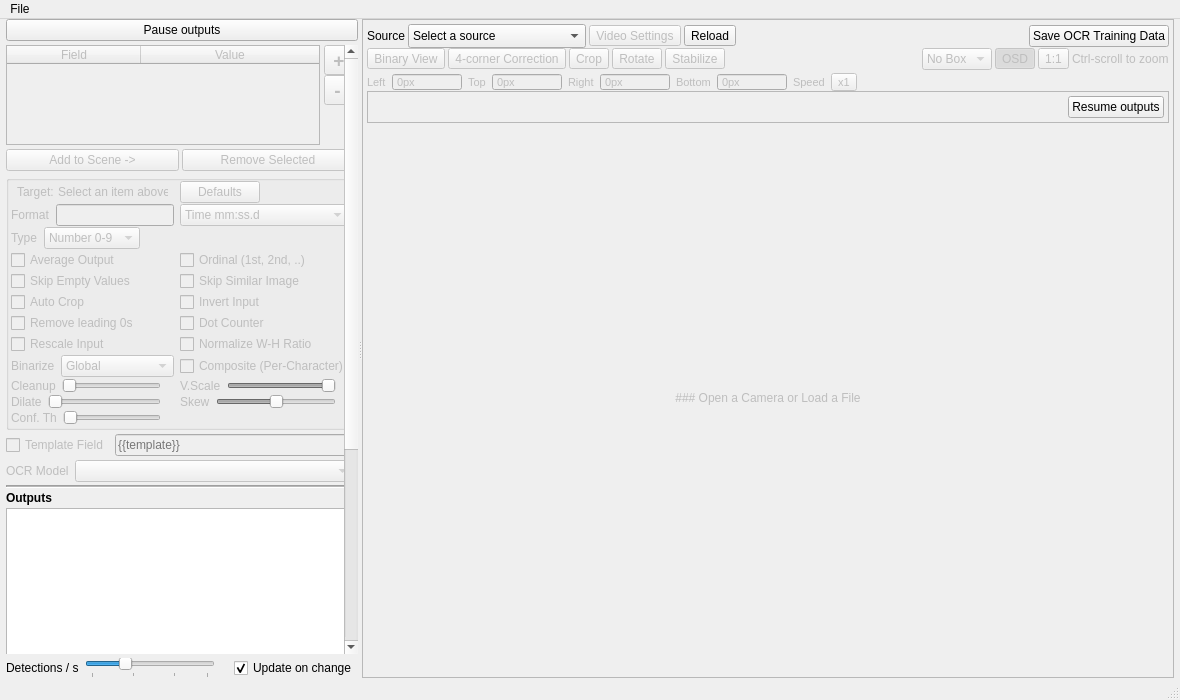
Above: src/mainwindow.ui from ThomasMcCrossin/scoresight before the change. Below: the same form after it.
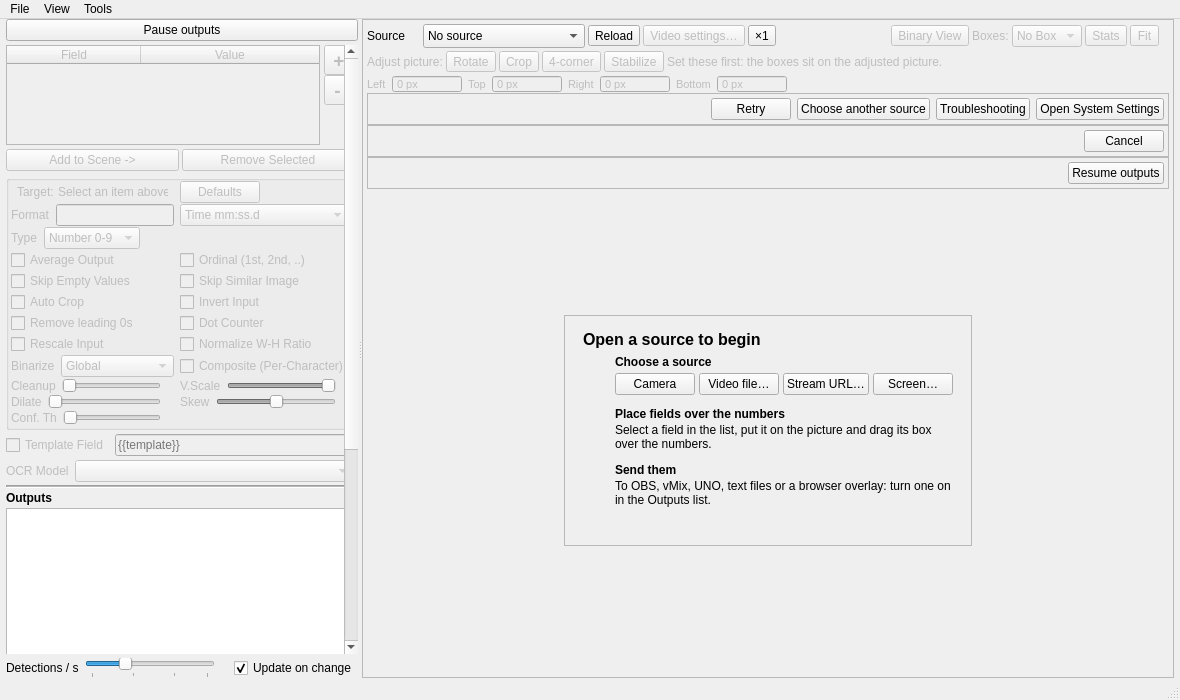
That is the form after the change.

Commit message: Viewer: the open source, its health and errors, a guarded 4-corner

```diff
--- a/src/mainwindow.ui
+++ b/src/mainwindow.ui
@@ -2326,10 +2326,16 @@
            <number>0</number>
           </property>
           <property name="bottomMargin">
-           <number>0</number>
+           <number>3</number>
           </property>
           <item>
            <widget class="QWidget" name="widget_3" native="true">
+            <property name="sizePolicy">
+             <sizepolicy hsizetype="Expanding" vsizetype="Preferred">
+              <horstretch>0</horstretch>
+              <verstretch>0</verstretch>
+             </sizepolicy>
+            </property>
             <layout class="QHBoxLayout" name="horizontalLayout_3">
              <property name="spacing">
               <number>3</number>
@@ -2357,6 +2363,22 @@
                <property name="text">
                 <string>Source</string>
                </property>
+               <property name="buddy">
+                <cstring>comboBox_camera_source</cstring>
+               </property>
+              </widget>
+             </item>
+             <item>
+              <widget class="QLabel" name="label_sourceHealth">
+               <property name="minimumSize">
+                <size>
+                 <width>12</width>
+                 <height>12</height>
+                </size>
+               </property>
+               <property name="alignment">
+                <set>Qt::AlignCenter</set>
+               </property>
               </widget>
              </item>
              <item>
@@ -2373,15 +2395,21 @@
                  <verstretch>0</verstretch>
                 </sizepolicy>
                </property>
+               <property name="maximumSize">
+                <size>
+                 <width>340</width>
+                 <height>16777215</height>
+                </size>
+               </property>
                <property name="sizeAdjustPolicy">
                 <enum>QComboBox::AdjustToMinimumContentsLengthWithIcon</enum>
                </property>
                <property name="minimumContentsLength">
-                <number>16</number>
+                <number>14</number>
                </property>
                <item>
                 <property name="text">
-                 <string>Select a source</string>
+                 <string>No source</string>
                 </property>
                </item>
                <item>
@@ -2401,6 +2429,22 @@
                </item>
               </widget>
              </item>
+             <item>
+              <widget class="QToolButton" name="pushButton_refresh_sources">
+               <property name="toolTip">
+                <string>Reload sources: look for cameras, capture cards and NDI sources again</string>
+               </property>
+               <property name="accessibleName">
+                <string>Reload sources</string>
+               </property>
+               <property name="text">
+                <string>Reload</string>
+               </property>
+               <property name="toolButtonStyle">
+                <enum>Qt::ToolButtonIconOnly</enum>
+               </property>
+              </widget>
+             </item>
              <item>
               <widget class="QToolButton" name="toolButton_videoSettings">
                <property name="toolTip">
@@ -2410,17 +2454,20 @@
                 <bool>false</bool>
                </property>
                <property name="text">
-                <string>Video Settings</string>
+                <string>Video settings…</string>
+               </property>
+               <property name="toolButtonStyle">
+                <enum>Qt::ToolButtonIconOnly</enum>
                </property>
               </widget>
              </item>
              <item>
-              <widget class="QToolButton" name="pushButton_refresh_sources">
+              <widget class="QToolButton" name="toolButton_speed">
                <property name="toolTip">
                 <string>Refresh Sources</string>
                </property>
                <property name="text">
-                <string>Reload</string>
+                <string notr="true">×1</string>
                </property>
               </widget>
              </item>
@@ -2434,23 +2481,120 @@
             </property>
             <property name="sizeHint" stdset="0">
              <size>
-              <width>40</width>
+              <width>12</width>
               <height>20</height>
              </size>
             </property>
            </spacer>
           </item>
           <item>
-           <widget class="QPushButton" name="pushButton_saveOCRTrainingData">
-            <property name="toolTip">
-             <string>Save the box images and readings for training an OCR model (see File &gt; OCR Training Data Setup)</string>
+           <widget class="QWidget" name="widget_viewOptions" native="true">
+            <property name="enabled">
+             <bool>false</bool>
             </property>
-            <property name="text">
-             <string>Save OCR Training Data</string>
-            </property>
-            <property name="checkable">
-             <bool>true</bool>
-            </property>
+            <layout class="QHBoxLayout" name="horizontalLayout_viewOptions">
+             <property name="spacing">
+              <number>3</number>
+             </property>
+             <property name="leftMargin">
+              <number>0</number>
+             </property>
+             <property name="topMargin">
+              <number>0</number>
+             </property>
+             <property name="rightMargin">
+              <number>0</number>
+             </property>
+             <property name="bottomMargin">
+              <number>0</number>
+             </property>
+             <item>
+              <widget class="QToolButton" name="pushButton_binary">
+               <property name="toolTip">
+                <string>Show what the OCR reads: the black-and-white image of every box</string>
+               </property>
+               <property name="text">
+                <string>Binary View</string>
+               </property>
+               <property name="checkable">
+                <bool>true</bool>
+               </property>
+              </widget>
+             </item>
+             <item>
+              <widget class="QLabel" name="label_boxDisplayStyle">
+               <property name="text">
+                <string>Boxes:</string>
+               </property>
+               <property name="buddy">
+                <cstring>comboBox_boxDisplayStyle</cstring>
+               </property>
+              </widget>
+             </item>
+             <item>
+              <widget class="QComboBox" name="comboBox_boxDisplayStyle">
+               <property name="accessibleName">
+                <string>Box display style</string>
+               </property>
+               <property name="toolTip">
+                <string>What the viewer draws for each box: nothing, the outline, the outline with its name and reading, or also the area the OCR reads and each character it found</string>
+               </property>
+               <item>
+                <property name="text">
+                 <string>No Box</string>
+                </property>
+               </item>
+               <item>
+                <property name="text">
+                 <string>Outline</string>
+                </property>
+               </item>
+               <item>
+                <property name="text">
+                 <string>Names</string>
+                </property>
+               </item>
+               <item>
+                <property name="text">
+                 <string>All</string>
+                </property>
+               </item>
+              </widget>
+             </item>
+             <item>
+              <widget class="QToolButton" name="toolButton_osd">
+               <property name="toolTip">
+                <string>Statistics overlay: frames, readings and previews per second and the resolution, over the picture</string>
+               </property>
+               <property name="text">
+                <string>Stats</string>
+               </property>
+               <property name="checkable">
+                <bool>true</bool>
+               </property>
+              </widget>
+             </item>
+             <item>
+              <widget class="QToolButton" name="toolButton_zoomReset">
+               <property name="toolTip">
+                <string>Fit the whole picture in the viewer</string>
+               </property>
+               <property name="text">
+                <string>Fit</string>
+               </property>
+              </widget>
+             </item>
+             <item>
+              <widget class="QLabel" name="label_zoom">
+               <property name="toolTip">
+                <string>The zoom level. Ctrl+scroll (⌘+scroll on macOS) zooms, scrolling moves the picture and dragging with the middle mouse button pans it.</string>
+               </property>
+               <property name="alignment">
+                <set>Qt::AlignRight|Qt::AlignVCenter</set>
+               </property>
+              </widget>
+             </item>
+            </layout>
            </widget>
           </item>
          </layout>
@@ -2478,41 +2622,9 @@
            <number>3</number>
           </property>
           <item>
-           <widget class="QToolButton" name="pushButton_binary">
-            <property name="toolTip">
-             <string>Show what the OCR reads: the black-and-white image of every box</string>
-            </property>
+           <widget class="QLabel" name="label_adjustPicture">
             <property name="text">
-             <string>Binary View</string>
-            </property>
-            <property name="checkable">
-             <bool>true</bool>
-            </property>
-           </widget>
-          </item>
-          <item>
-           <widget class="QToolButton" name="pushButton_fourCorner">
-            <property name="toolTip">
-             <string>Correct the perspective: click the 4 corners of the scoreboard. Clicking it again removes the correction.</string>
-            </property>
-            <property name="text">
-             <string>4-corner Correction</string>
-            </property>
-            <property name="checkable">
-             <bool>true</bool>
-            </property>
-           </widget>
-          </item>
-          <item>
-           <widget class="QToolButton" name="toolButton_topCrop">
-            <property name="toolTip">
-             <string>Apply cropping to the entire image</string>
-            </property>
-            <property name="text">
-             <string>Crop</string>
-            </property>
-            <property name="checkable">
-             <bool>true</bool>
+             <string>Adjust picture:</string>
             </property>
            </widget>
           </item>
@@ -2526,6 +2638,32 @@
             </property>
            </widget>
           </item>
+          <item>
+           <widget class="QToolButton" name="toolButton_topCrop">
+            <property name="toolTip">
+             <string>Cut the edges off the picture. Turning it off keeps the values for the next time.</string>
+            </property>
+            <property name="text">
+             <string>Crop</string>
+            </property>
+            <property name="checkable">
+             <bool>true</bool>
+            </property>
+           </widget>
+          </item>
+          <item>
+           <widget class="QToolButton" name="pushButton_fourCorner">
+            <property name="toolTip">
+             <string>Correct the perspective: click the 4 corners of the scoreboard</string>
+            </property>
+            <property name="text">
+             <string>4-corner</string>
+            </property>
+            <property name="checkable">
+             <bool>true</bool>
+            </property>
+           </widget>
+          </item>
           <item>
            <widget class="QToolButton" name="pushButton_stabilize">
             <property name="toolTip">
@@ -2540,76 +2678,7 @@
            </widget>
           </item>
           <item>
-           <spacer name="horizontalSpacer_2">
-            <property name="orientation">
-             <enum>Qt::Horizontal</enum>
-            </property>
-            <property name="sizeHint" stdset="0">
-             <size>
-              <width>40</width>
-              <height>20</height>
-             </size>
-            </property>
-           </spacer>
-          </item>
-          <item>
-           <widget class="QComboBox" name="comboBox_boxDisplayStyle">
-            <property name="accessibleName">
-             <string>Box display style</string>
-            </property>
-            <property name="toolTip">
-             <string>What the viewer draws for each box: nothing, the outline, the outline and the name, or everything</string>
-            </property>
-            <item>
-             <property name="text">
-              <string>No Box</string>
-             </property>
-            </item>
-            <item>
-             <property name="text">
-              <string>Outline</string>
-             </property>
-            </item>
-            <item>
-             <property name="text">
-              <string>Names</string>
-             </property>
-            </item>
-            <item>
-             <property name="text">
-              <string>All</string>
-             </property>
-            </item>
-           </widget>
-          </item>
-          <item>
-           <widget class="QToolButton" name="toolButton_osd">
-            <property name="toolTip">
-             <string>Show Statistics</string>
-            </property>
-            <property name="text">
-             <string>OSD</string>
-            </property>
-            <property name="checkable">
-             <bool>true</bool>
-            </property>
-            <property name="checked">
-             <bool>true</bool>
-            </property>
-           </widget>
-          </item>
-          <item>
-           <widget class="QToolButton" name="toolButton_zoomReset">
-            <property name="toolTip">
-             <string>Reset zoom</string>
-            </property>
-            <property name="text">
-             <string>1:1</string>
-            </property>
-           </widget>
-          </item>
-          <item>
-           <widget class="QLabel" name="label_11">
+           <widget class="QLabel" name="label_adjustHint">
             <property name="enabled">
              <bool>false</bool>
             </property>
@@ -2620,10 +2689,23 @@
              </size>
             </property>
             <property name="text">
-             <string>Ctrl-scroll to zoom</string>
+             <string>Set these first: the boxes sit on the adjusted picture.</string>
             </property>
            </widget>
           </item>
+          <item>
+           <spacer name="horizontalSpacer_2">
+            <property name="orientation">
+             <enum>Qt::Horizontal</enum>
+            </property>
+            <property name="sizeHint" stdset="0">
+             <size>
+              <width>0</width>
+              <height>20</height>
+             </size>
+            </property>
+           </spacer>
+          </item>
          </layout>
         </widget>
        </item>
@@ -2678,7 +2760,7 @@
              <enum>QAbstractSpinBox::NoButtons</enum>
             </property>
             <property name="suffix">
-             <string>px</string>
+             <string> px</string>
             </property>
             <property name="maximum">
              <number>999</number>
@@ -2707,7 +2789,7 @@
              <enum>QAbstractSpinBox::NoButtons</enum>
             </property>
             <property name="suffix">
-             <string>px</string>
+             <string> px</string>
             </property>
             <property name="maximum">
              <number>999</number>
@@ -2736,7 +2818,7 @@
              <enum>QAbstractSpinBox::NoButtons</enum>
             </property>
             <property name="suffix">
-             <string>px</string>
+             <string> px</string>
             </property>
             <property name="maximum">
              <number>999</number>
@@ -2765,30 +2847,13 @@
              <enum>QAbstractSpinBox::NoButtons</enum>
             </property>
             <property name="suffix">
-             <string>px</string>
+             <string> px</string>
             </property>
             <property name="maximum">
              <number>999</number>
             </property>
            </widget>
           </item>
-          <item>
-           <widget class="QLabel" name="label_22">
-            <property name="text">
-             <string>Speed</string>
-            </property>
-           </widget>
-          </item>
-          <item>
-           <widget class="QToolButton" name="toolButton_speed">
-            <property name="toolTip">
-             <string>The playback speed of a video file (skips frames). Doesn't change how often the boxes are read.</string>
-            </property>
-            <property name="text">
-             <string>x1</string>
-            </property>
-           </widget>
-          </item>
           <item>
            <spacer name="horizontalSpacer_4">
             <property name="orientation">
@@ -2805,6 +2870,148 @@
          </layout>
         </widget>
        </item>
+       <item>
+        <widget class="QFrame" name="frame_sourceError">
+         <property name="frameShape">
+          <enum>QFrame::StyledPanel</enum>
+         </property>
+         <layout class="QHBoxLayout" name="horizontalLayout_sourceError">
+          <property name="spacing">
+           <number>6</number>
+          </property>
+          <property name="leftMargin">
+           <number>8</number>
+          </property>
+          <property name="topMargin">
+           <number>4</number>
+          </property>
+          <property name="rightMargin">
+           <number>4</number>
+          </property>
+          <property name="bottomMargin">
+           <number>4</number>
+          </property>
+          <item>
+           <widget class="QLabel" name="label_sourceError">
+            <property name="sizePolicy">
+             <sizepolicy hsizetype="Expanding" vsizetype="Preferred">
+              <horstretch>0</horstretch>
+              <verstretch>0</verstretch>
+             </sizepolicy>
+            </property>
+            <property name="minimumSize">
+             <size>
+              <width>120</width>
+              <height>0</height>
+             </size>
+            </property>
+            <property name="textFormat">
+             <enum>Qt::RichText</enum>
+            </property>
+            <property name="wordWrap">
+             <bool>true</bool>
+            </property>
+           </widget>
+          </item>
+          <item>
+           <widget class="QPushButton" name="pushButton_retrySource">
+            <property name="toolTip">
+             <string>Open the source again</string>
+            </property>
+            <property name="text">
+             <string>Retry</string>
+            </property>
+           </widget>
+          </item>
+          <item>
+           <widget class="QPushButton" name="pushButton_chooseSource">
+            <property name="toolTip">
+             <string>Pick another camera, file, stream or screen</string>
+            </property>
+            <property name="text">
+             <string>Choose another source</string>
+            </property>
+           </widget>
+          </item>
+          <item>
+           <widget class="QPushButton" name="pushButton_sourceTroubleshooting">
+            <property name="toolTip">
+             <string>Open the troubleshooting guide for sources in the browser</string>
+            </property>
+            <property name="text">
+             <string>Troubleshooting</string>
+            </property>
+           </widget>
+          </item>
+          <item>
+           <widget class="QPushButton" name="pushButton_openScreenSettings">
+            <property name="toolTip">
+             <string>Open Privacy &amp; Security › Screen Recording in System Settings</string>
+            </property>
+            <property name="text">
+             <string>Open System Settings</string>
+            </property>
+           </widget>
+          </item>
+         </layout>
+        </widget>
+       </item>
+       <item>
+        <widget class="QFrame" name="frame_fourCornerBanner">
+         <property name="frameShape">
+          <enum>QFrame::StyledPanel</enum>
+         </property>
+         <layout class="QHBoxLayout" name="horizontalLayout_fourCornerBanner">
+          <property name="spacing">
+           <number>8</number>
+          </property>
+          <property name="leftMargin">
+           <number>8</number>
+          </property>
+          <property name="topMargin">
+           <number>4</number>
+          </property>
+          <property name="rightMargin">
+           <number>4</number>
+          </property>
+          <property name="bottomMargin">
+           <number>4</number>
+          </property>
+          <item>
+           <widget class="QLabel" name="label_fourCornerBanner">
+            <property name="sizePolicy">
+             <sizepolicy hsizetype="Expanding" vsizetype="Preferred">
+              <horstretch>0</horstretch>
+              <verstretch>0</verstretch>
+             </sizepolicy>
+            </property>
+            <property name="minimumSize">
+             <size>
+              <width>120</width>
+              <height>0</height>
+             </size>
+            </property>
+            <property name="textFormat">
+             <enum>Qt::RichText</enum>
+            </property>
+            <property name="wordWrap">
+             <bool>true</bool>
+            </property>
+           </widget>
+          </item>
+          <item>
+           <widget class="QPushButton" name="pushButton_cancelFourCorner">
+            <property name="toolTip">
+             <string>Stop picking corners and keep the current correction (Esc)</string>
+            </property>
+            <property name="text">
+             <string>Cancel</string>
+            </property>
+           </widget>
+          </item>
+         </layout>
+        </widget>
+       </item>
        <item>
         <widget class="QFrame" name="frame_pausedBanner">
          <property name="frameShape">
@@ -2882,20 +3089,286 @@
           <property name="bottomMargin">
            <number>0</number>
           </property>
-          <item row="0" column="0">
-           <widget class="QLabel" name="label_12">
-            <property name="enabled">
-             <bool>false</bool>
+          <item row="0" column="0" alignment="Qt::AlignHCenter|Qt::AlignVCenter">
+           <widget class="QFrame" name="frame_firstRun">
+            <property name="sizePolicy">
+             <sizepolicy hsizetype="Preferred" vsizetype="Maximum">
+              <horstretch>0</horstretch>
+              <verstretch>0</verstretch>
+             </sizepolicy>
             </property>
-            <property name="text">
-             <string>### Open a Camera or Load a File</string>
+            <property name="maximumSize">
+             <size>
+              <width>480</width>
+              <height>16777215</height>
+             </size>
             </property>
-            <property name="textFormat">
-             <enum>Qt::MarkdownText</enum>
+            <property name="frameShape">
+             <enum>QFrame::StyledPanel</enum>
             </property>
-            <property name="alignment">
-             <set>Qt::AlignCenter</set>
-            </property>
+            <layout class="QGridLayout" name="gridLayout_firstRun">
+             <property name="leftMargin">
+              <number>18</number>
+             </property>
+             <property name="topMargin">
+              <number>14</number>
+             </property>
+             <property name="rightMargin">
+              <number>18</number>
+             </property>
+             <property name="bottomMargin">
+              <number>14</number>
+             </property>
+             <property name="horizontalSpacing">
+              <number>10</number>
+             </property>
+             <property name="verticalSpacing">
+              <number>4</number>
+             </property>
+             <item row="0" column="0" colspan="2">
+              <widget class="QLabel" name="label_12">
+               <property name="font">
+                <font>
+                 <pointsize>12</pointsize>
+                 <bold>true</bold>
+                </font>
+               </property>
+               <property name="text">
+                <string>Open a source to begin</string>
+               </property>
+               <property name="wordWrap">
+                <bool>true</bool>
+               </property>
+              </widget>
+             </item>
+             <item row="1" column="0" alignment="Qt::AlignTop">
+              <widget class="QLabel" name="label_firstRunStep1">
+               <property name="minimumSize">
+                <size>
+                 <width>22</width>
+                 <height>22</height>
+                </size>
+               </property>
+              </widget>
+             </item>
+             <item row="1" column="1">
+              <widget class="QWidget" name="widget_firstRunSource" native="true">
+               <layout class="QVBoxLayout" name="verticalLayout_firstRunSource">
+                <property name="spacing">
+                 <number>4</number>
+                </property>
+                <property name="leftMargin">
+                 <number>0</number>
+                </property>
+                <property name="topMargin">
+                 <number>2</number>
+                </property>
+                <property name="rightMargin">
+                 <number>0</number>
+                </property>
+                <property name="bottomMargin">
+                 <number>6</number>
+                </property>
+                <item>
+                 <widget class="QLabel" name="label_firstRunSource">
+                  <property name="font">
+                   <font>
+                    <bold>true</bold>
+                   </font>
+                  </property>
+                  <property name="text">
+                   <string>Choose a source</string>
+                  </property>
+                 </widget>
+                </item>
+                <item>
+                 <widget class="QWidget" name="widget_firstRunSourceButtons" native="true">
+                  <layout class="QHBoxLayout" name="horizontalLayout_firstRunSourceButtons">
+                   <property name="spacing">
+                    <number>4</number>
+                   </property>
+                   <property name="leftMargin">
+                    <number>0</number>
+                   </property>
+                   <property name="topMargin">
+                    <number>0</number>
+                   </property>
+                   <property name="rightMargin">
+                    <number>0</number>
+                   </property>
+                   <property name="bottomMargin">
+                    <number>0</number>
+                   </property>
+                   <item>
+                    <widget class="QPushButton" name="pushButton_firstRunCamera">
+                     <property name="toolTip">
+                      <string>A camera, capture card or NDI source found on this computer or network</string>
+                     </property>
+                     <property name="text">
+                      <string>Camera</string>
+                     </property>
+                    </widget>
+                   </item>
+                   <item>
+                    <widget class="QPushButton" name="pushButton_firstRunFile">
+                     <property name="text">
+                      <string>Video file…</string>
+                     </property>
+                    </widget>
+                   </item>
+                   <item>
+                    <widget class="QPushButton" name="pushButton_firstRunUrl">
+                     <property name="text">
+                      <string>Stream URL…</string>
+                     </property>
+                    </widget>
+                   </item>
+                   <item>
+                    <widget class="QPushButton" name="pushButton_firstRunScreen">
+                     <property name="text">
+                      <string>Screen…</string>
+                     </property>
+                    </widget>
+                   </item>
+                   <item>
+                    <spacer name="horizontalSpacer_firstRunSource">
+                     <property name="orientation">
+                      <enum>Qt::Horizontal</enum>
+                     </property>
+                     <property name="sizeHint" stdset="0">
+                      <size>
+                       <width>0</width>
+                       <height>20</height>
+                      </size>
+                     </property>
+                    </spacer>
+                   </item>
+                  </layout>
+                 </widget>
+                </item>
+               </layout>
+              </widget>
+             </item>
+             <item row="2" column="0" alignment="Qt::AlignTop">
+              <widget class="QLabel" name="label_firstRunStep2">
+               <property name="minimumSize">
+                <size>
+                 <width>22</width>
+                 <height>22</height>
+                </size>
+               </property>
+              </widget>
+             </item>
+             <item row="2" column="1">
+              <widget class="QWidget" name="widget_firstRunBoxes" native="true">
+               <layout class="QVBoxLayout" name="verticalLayout_firstRunBoxes">
+                <property name="spacing">
+                 <number>2</number>
+                </property>
+                <property name="leftMargin">
+                 <number>0</number>
+                </property>
+                <property name="topMargin">
+                 <number>2</number>
+                </property>
+                <property name="rightMargin">
+                 <number>0</number>
+                </property>
+                <property name="bottomMargin">
+                 <number>6</number>
+                </property>
+                <item>
+                 <widget class="QLabel" name="label_firstRunBoxes">
+                  <property name="font">
+                   <font>
+                    <bold>true</bold>
+                   </font>
+                  </property>
+                  <property name="text">
+                   <string>Place fields over the numbers</string>
+                  </property>
+                 </widget>
+                </item>
+                <item>
+                 <widget class="QLabel" name="label_firstRunBoxesHint">
+                  <property name="text">
+                   <string>Select a field in the list, put it on the picture and drag its box over the numbers.</string>
+                  </property>
+                  <property name="wordWrap">
+                   <bool>true</bool>
+                  </property>
+                 </widget>
+                </item>
+               </layout>
+              </widget>
+             </item>
+             <item row="3" column="0" alignment="Qt::AlignTop">
+              <widget class="QLabel" name="label_firstRunStep3">
+               <property name="minimumSize">
+                <size>
+                 <width>22</width>
+                 <height>22</height>
+                </size>
+               </property>
+              </widget>
+             </item>
+             <item row="3" column="1">
+              <widget class="QWidget" name="widget_firstRunOutputs" native="true">
+               <layout class="QVBoxLayout" name="verticalLayout_firstRunOutputs">
+                <property name="spacing">
+                 <number>2</number>
+                </property>
+                <property name="leftMargin">
+                 <number>0</number>
+                </property>
+                <property name="topMargin">
+                 <number>2</number>
+                </property>
+                <property name="rightMargin">
+                 <number>0</number>
+                </property>
+                <property name="bottomMargin">
+                 <number>6</number>
+                </property>
+                <item>
+                 <widget class="QLabel" name="label_firstRunOutputs">
+                  <property name="font">
+                   <font>
+                    <bold>true</bold>
+                   </font>
+                  </property>
+                  <property name="text">
+                   <string>Send them</string>
+                  </property>
+                 </widget>
+                </item>
+                <item>
+                 <widget class="QLabel" name="label_firstRunOutputsHint">
+                  <property name="text">
+                   <string>To OBS, vMix, UNO, text files or a browser overlay: turn one on in the Outputs list.</string>
+                  </property>
+                  <property name="wordWrap">
+                   <bool>true</bool>
+                  </property>
+                 </widget>
+                </item>
+               </layout>
+              </widget>
+             </item>
+             <item row="4" column="0" colspan="2">
+              <widget class="QLabel" name="label_firstRunQuickstart">
+               <property name="textFormat">
+                <enum>Qt::RichText</enum>
+               </property>
+               <property name="openExternalLinks">
+                <bool>true</bool>
+               </property>
+               <property name="textInteractionFlags">
+                <set>Qt::LinksAccessibleByKeyboard|Qt::LinksAccessibleByMouse</set>
+               </property>
+              </widget>
+             </item>
+            </layout>
            </widget>
           </item>
          </layout>
@@ -2932,7 +3405,30 @@
     <addaction name="menuLanguage"/>
     <addaction name="menuAppearance"/>
    </widget>
+   <widget class="QMenu" name="menuView">
+    <property name="title">
+     <string>View</string>
+    </property>
+    <addaction name="actionBinaryView"/>
+    <addaction name="actionStatsOverlay"/>
+    <addaction name="separator"/>
+    <addaction name="actionFitPicture"/>
+    <addaction name="actionZoomIn"/>
+    <addaction name="actionZoomOut"/>
+   </widget>
+   <widget class="QMenu" name="menuTools">
+    <property name="title">
+     <string>Tools</string>
+    </property>
+    <addaction name="actionPauseOutputs"/>
+    <addaction name="actionReloadSources"/>
+    <addaction name="separator"/>
+    <addaction name="actionCollectTrainingData"/>
+    <addaction name="actionOCRTrainingDataSetup"/>
+   </widget>
    <addaction name="menuFile"/>
+   <addaction name="menuView"/>
+   <addaction name="menuTools"/>
   </widget>
   <widget class="QStatusBar" name="statusbar"/>
   <action name="actionCheckForUpdates">
```
Left out of the diff: 64 changed lines with no effect on the pictures. The commit also changes 6 other files.
